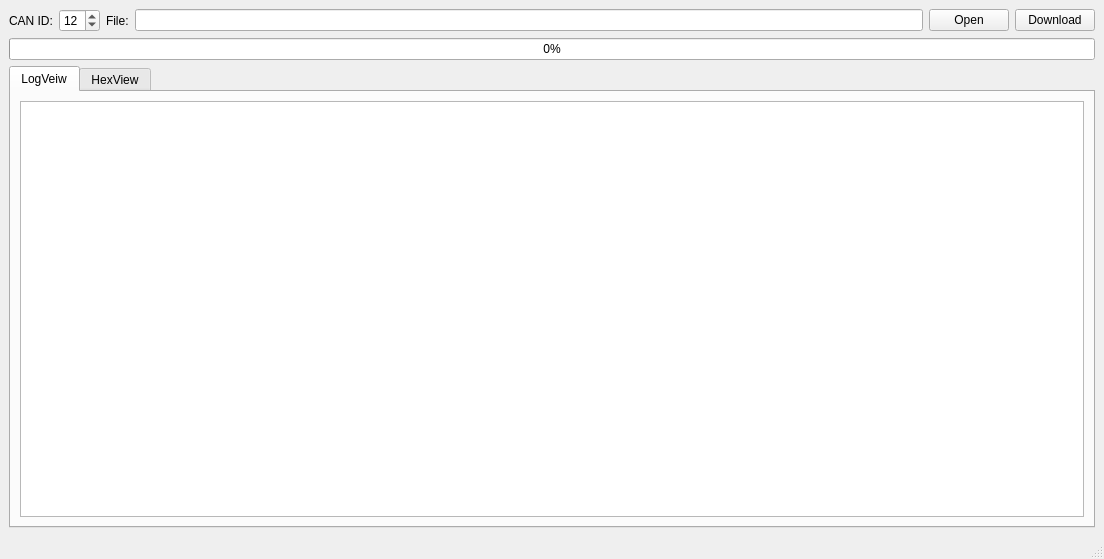
This is src/mainwindow_download.ui in sufengfeng/cangaroo as Qt 5 draws it before an edit. The edited form follows.
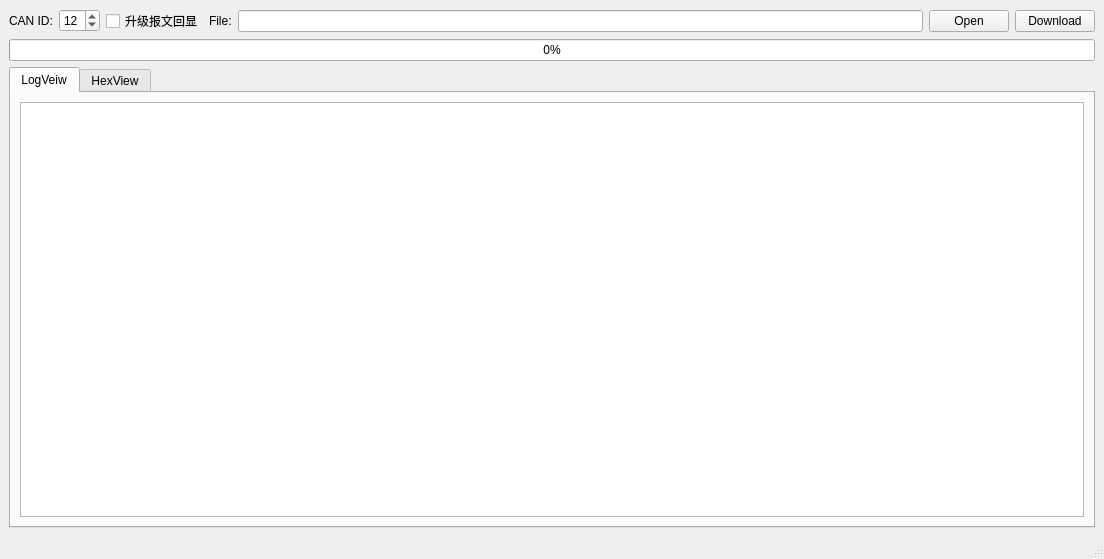
This is the edited form.

Commit message: V1.10.1 修复clear后,偶先报文空指针问题;增加粘贴回文显示功能;增加升级时可选是否回文显示功能

```diff
--- a/src/mainwindow_download.ui
+++ b/src/mainwindow_download.ui
@@ -37,6 +37,13 @@
         </property>
        </widget>
       </item>
+      <item>
+       <widget class="QCheckBox" name="checkBoxUpdateEcho">
+        <property name="text">
+         <string>升级报文回显</string>
+        </property>
+       </widget>
+      </item>
       <item>
        <widget class="QLabel" name="label">
         <property name="text">
```
Left out of the diff: 2 changed lines with no effect on the pictures. The commit also changes 10 other files.
